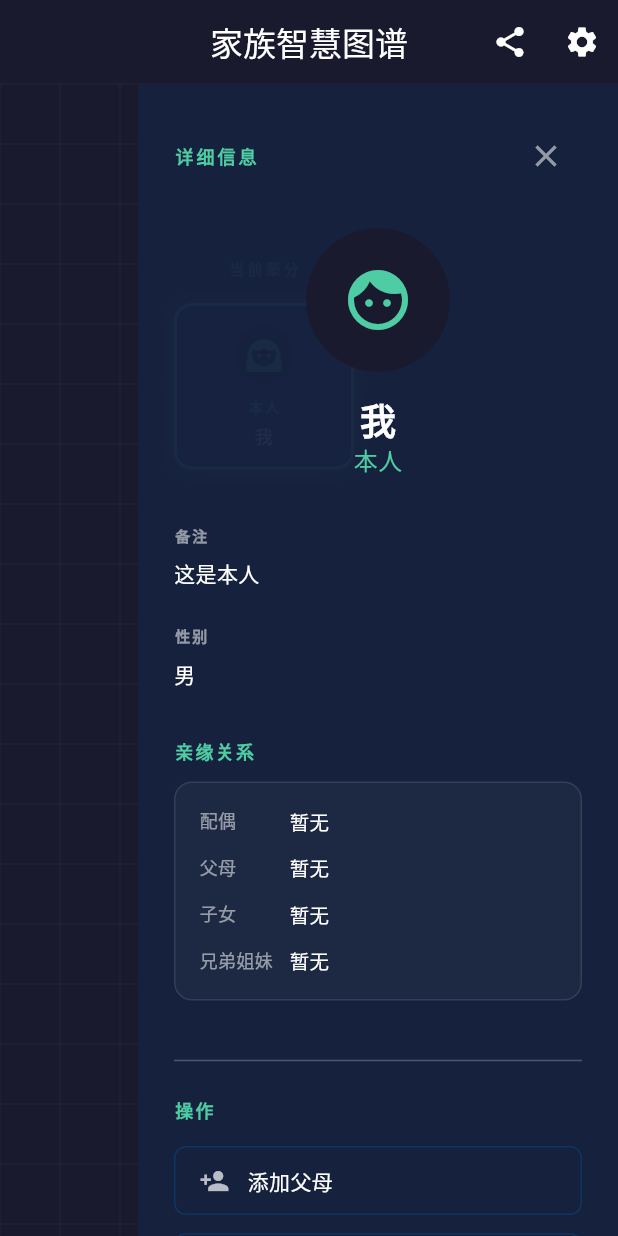
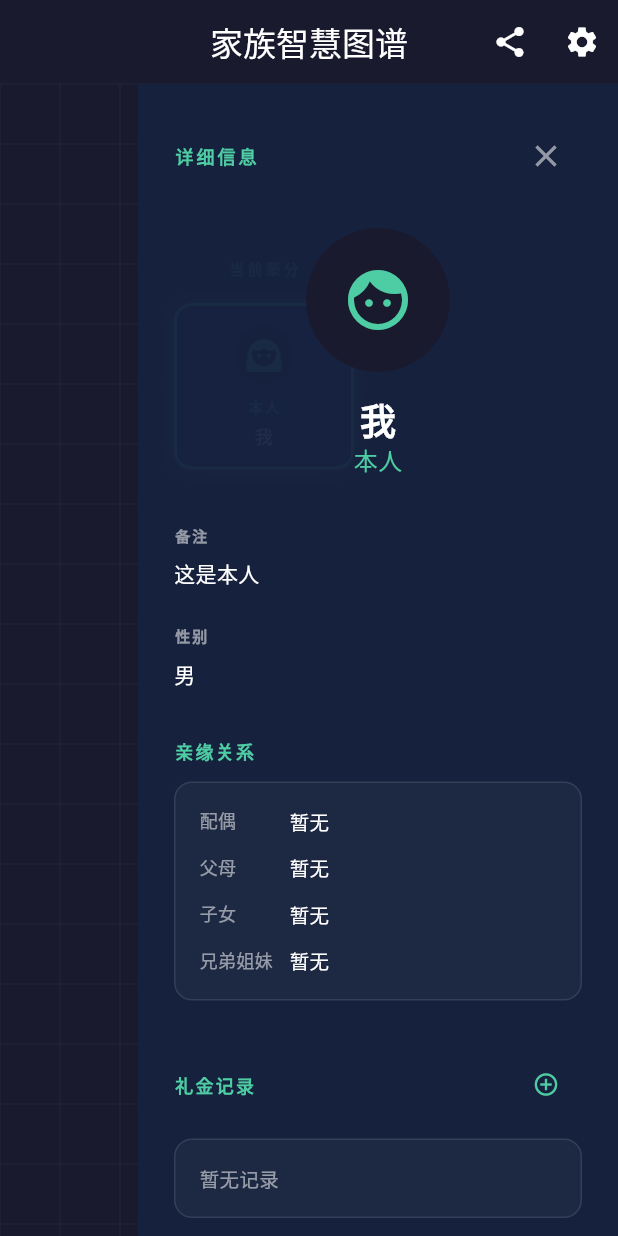
Before and after one commit to CerfH/ClanGraph, a Flutter app: the screen it shows after launch, after a tap on "本人", on a phone screen of 412 x 824 dp. Run offline on Flutter 3.47's test engine with Material 3 defaults, Android fonts, the phone set to English and light mode, and no system bars; our stand-ins replace shared_preferences.

Commit message:
实现了手动添加礼金（金额+事件）功能，尚未实现礼金编辑功能

```diff
--- a/lib/widgets/person_details_sidebar.dart
+++ b/lib/widgets/person_details_sidebar.dart
@@ -2,6 +2,7 @@ import 'package:flutter/material.dart';
 import '../models/person.dart';
 import '../theme/app_theme.dart';
 import '../controllers/family_controller.dart'; // 必须引入 Controller
+import 'gift_record_dialog.dart'; // 引入礼金记录弹窗
 
 class PersonDetailsSidebar extends StatelessWidget {
   final Person? person;
@@ -153,6 +154,44 @@ class PersonDetailsSidebar extends StatelessWidget {
                     ),
                     const SizedBox(height: 32),
 
+                    // --- 新增：礼金记录模块 ---
+                    Row(
+                      mainAxisAlignment: MainAxisAlignment.spaceBetween,
+                      children: [
+                        const Text(
+                          '礼金记录',
+                          style: TextStyle(
+                            color: AppTheme.electricBlue,
+                            fontSize: 12,
+                            fontWeight: FontWeight.bold,
+                            letterSpacing: 1.5,
+                          ),
+                        ),
+                        IconButton(
+                          icon: const Icon(
+                            Icons.add_circle_outline,
+                            color: AppTheme.electricBlue,
+                            size: 18,
+                          ),
+                          tooltip: '添加记录',
+                          constraints: const BoxConstraints(),
+                          padding: EdgeInsets.zero,
+                          onPressed: () {
+                            showDialog(
+                              context: context,
+                              builder: (ctx) => GiftRecordDialog(
+                                controller: controller,
+                                personId: person!.id,
+                              ),
+                            );
+                          },
+                        ),
+                      ],
+                    ),
+                    const SizedBox(height: 12),
+                    _buildGiftRecords(person!),
+                    const SizedBox(height: 32),
+
                     const Divider(color: Colors.white24),
                     const SizedBox(height: 16),
 
@@ -200,6 +239,71 @@ class PersonDetailsSidebar extends StatelessWidget {
             ),
           ],
         ),
+      ),
+    );
+  }
+
+  // --- 礼金记录模块 UI ---
+  Widget _buildGiftRecords(Person p) {
+    if (p.giftHistory.isEmpty) {
+      return Container(
+        width: double.infinity,
+        padding: const EdgeInsets.all(16),
+        decoration: BoxDecoration(
+          color: Colors.white.withValues(alpha: 0.03),
+          borderRadius: BorderRadius.circular(12),
+          border: Border.all(color: Colors.white10),
+        ),
+        child: const Text(
+          '暂无记录',
+          style: TextStyle(color: Colors.white54, fontSize: 13),
+        ),
+      );
+    }
+
+    // 按日期倒序排序并取前3条
+    final sortedHistory = List.of(p.giftHistory)..sort((a, b) => b.date.compareTo(a.date));
+    final latestRecords = sortedHistory.take(3).toList();
+
+    return Container(
+      width: double.infinity,
+      padding: const EdgeInsets.all(16),
+      decoration: BoxDecoration(
+        color: Colors.white.withValues(alpha: 0.03),
+        borderRadius: BorderRadius.circular(12),
+        border: Border.all(color: Colors.white10),
+      ),
+      child: Column(
+        crossAxisAlignment: CrossAxisAlignment.start,
+        children: latestRecords.asMap().entries.map((entry) {
+          final record = entry.value;
+          final isLast = entry.key == latestRecords.length - 1;
+
+          final dateStr = "${record.date.year}-${record.date.month.toString().padLeft(2, '0')}-${record.date.day.toString().padLeft(2, '0')}";
+
+          return Padding(
+            padding: EdgeInsets.only(bottom: isLast ? 0 : 8.0),
+            child: RichText(
+              text: TextSpan(
+                style: const TextStyle(fontSize: 13, height: 1.5),
+                children: [
+                  TextSpan(
+                    text: '[$dateStr] ',
+                    style: const TextStyle(color: Colors.white54),
+                  ),
+                  TextSpan(
+                    text: '${record.event} : ',
+                    style: const TextStyle(color: Colors.white),
+                  ),
+                  TextSpan(
+                    text: '￥${record.amount.toStringAsFixed(0)}',
+                    style: const TextStyle(color: AppTheme.electricBlue, fontWeight: FontWeight.bold),
+                  ),
+                ],
+              ),
+            ),
+          );
+        }).toList(),
       ),
     );
   }
```
Also changed, not shown: lib/controllers/family_controller.dart (+22 -0 lines), lib/widgets/gift_record_dialog.dart (added, +194 -0 lines).
